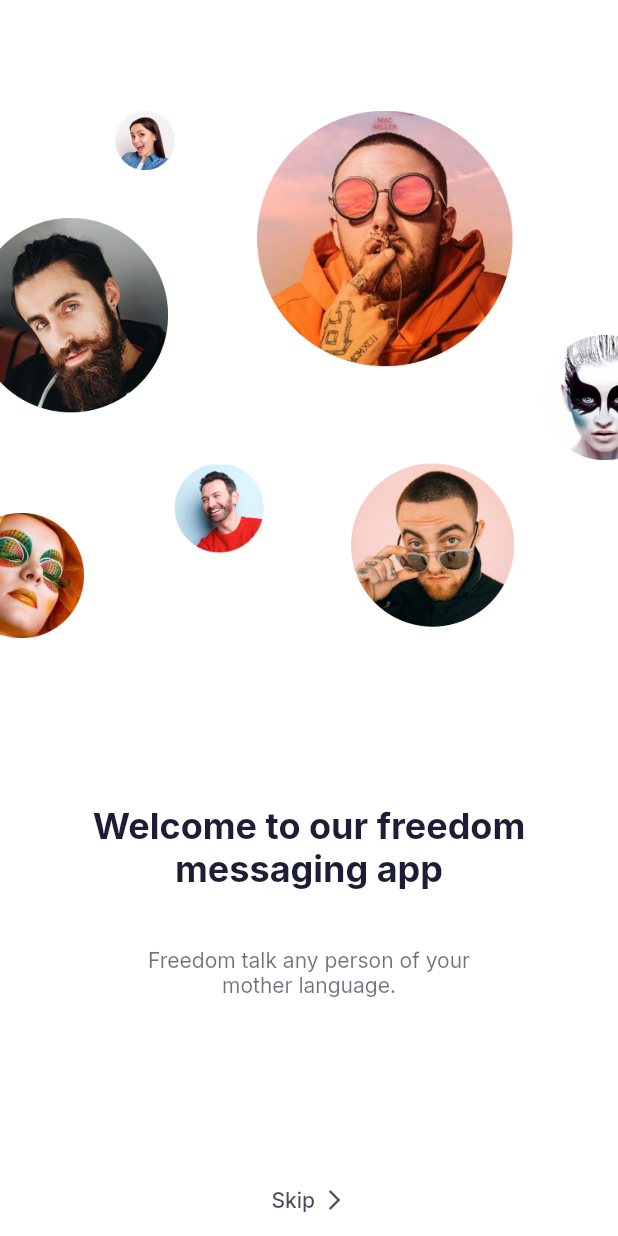
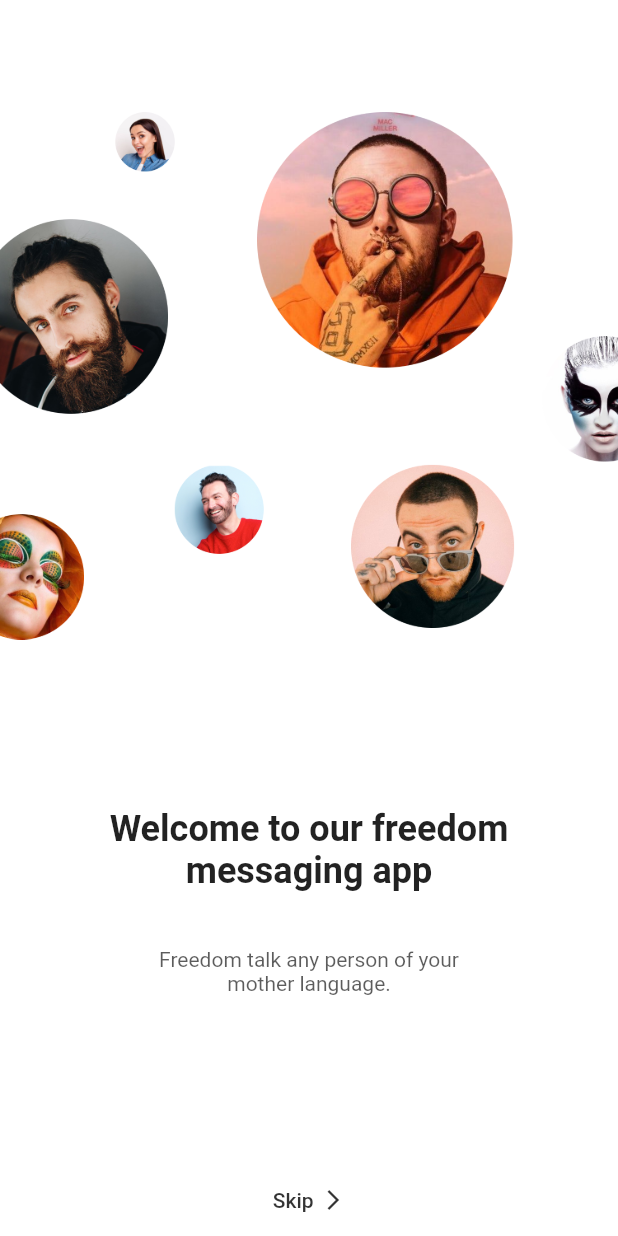
Before and after one commit to BaseMax/Flutter-Chat-Messaging-App-Theme, a Flutter app: the screen it shows after launch, on a phone screen of 412 x 824 dp. Run offline on Flutter 3.47's test engine with Material 2 defaults, Android fonts, the phone set to English and light mode, and no system bars; our stand-ins replace google_fonts.

Commit message:
move premission tag out of application tag into manifest/ comment google font

```diff
--- a/lib/theme.dart
+++ b/lib/theme.dart
@@ -8,8 +8,7 @@ ThemeData lightThemeData(BuildContext context) {
     scaffoldBackgroundColor: Colors.white,
     appBarTheme: appBarTheme,
     iconTheme: IconThemeData(color: kContentColorLightTheme),
-    textTheme: GoogleFonts.interTextTheme(Theme.of(context).textTheme)
-        .apply(bodyColor: kContentColorLightTheme),
+    // textTheme: GoogleFonts.interTextTheme(Theme.of(context).textTheme).apply(bodyColor: kContentColorLightTheme),
     colorScheme: ColorScheme.light(
       primary: kPrimaryColor,
       secondary: kSecondaryColor,
@@ -31,8 +30,7 @@ ThemeData darkThemeData(BuildContext context) {
     scaffoldBackgroundColor: kContentColorLightTheme,
     appBarTheme: appBarTheme,
     iconTheme: IconThemeData(color: kContentColorDarkTheme),
-    textTheme: GoogleFonts.interTextTheme(Theme.of(context).textTheme)
-        .apply(bodyColor: kContentColorDarkTheme),
+    //textTheme: GoogleFonts.interTextTheme(Theme.of(context).textTheme).apply(bodyColor: kContentColorDarkTheme),
     colorScheme: ColorScheme.dark().copyWith(
       primary: kPrimaryColor,
       secondary: kSecondaryColor,
```
Also changed, not shown: 2 other files.
